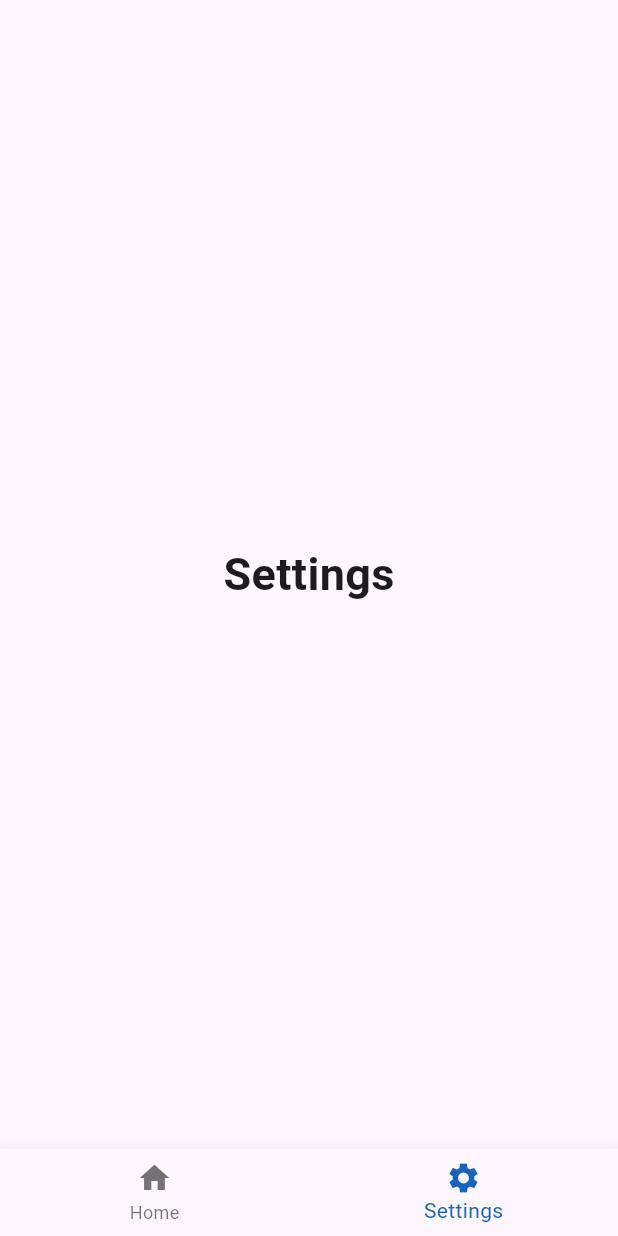
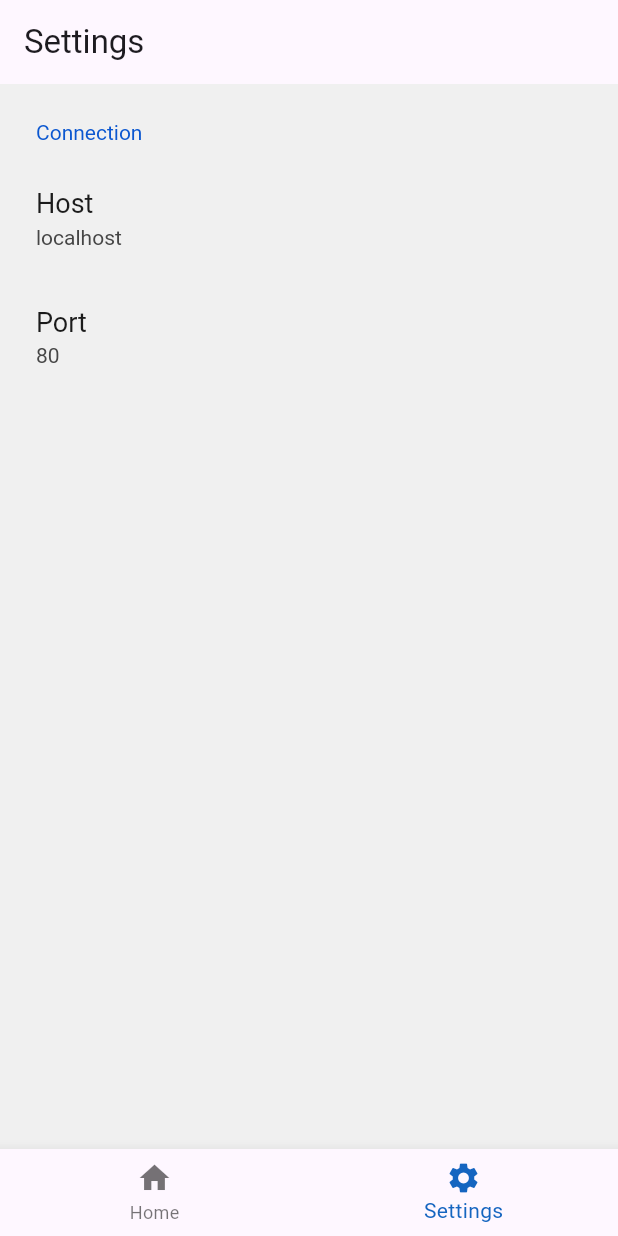
Before and after one commit to scareyo/buzzer-frontend, a Flutter app: the screen it shows after launch, item 2 of the bottom bar chosen, on a phone screen of 412 x 824 dp. Run offline on Flutter 3.47's test engine with Material 2 defaults, Android fonts, the phone set to English and light mode, and no system bars; drawn by our look-alikes of settings_ui; our stand-ins replace adaptive_dialog; missing offline and left inert: grpc.

Commit message:
Add host and port to settings page

```diff
--- a/lib/screens/navigation.dart
+++ b/lib/screens/navigation.dart
@@ -1,6 +1,7 @@
 import 'package:flutter/material.dart';
 
 import 'package:buzzer/screens/buzzer.dart';
+import 'package:buzzer/screens/settings.dart';
 
 class Navigation extends StatefulWidget {
   const Navigation({super.key});
@@ -17,10 +18,7 @@ class _NavigationState extends State<Navigation> {
     BuzzerPage(
       title: "Buzzer"
     ),
-    Text(
-      'Settings',
-      style: optionStyle,
-    ),
+    SettingsPage(),
   ];
 
   void _onItemTapped(int index) {
--- /dev/null
+++ b/lib/screens/settings.dart
@@ -0,0 +1,78 @@
+import 'package:flutter/material.dart';
+
+import 'package:settings_ui/settings_ui.dart';
+import 'package:adaptive_dialog/adaptive_dialog.dart';
+
+class SettingsPage extends StatefulWidget {
+  const SettingsPage({super.key});
+
+  @override
+  State<SettingsPage> createState() => _SettingsPageState();
+}
+
+class _SettingsPageState extends State<SettingsPage> {
+  String _host = 'localhost';
+  String _port = '80';
+
+  @override
+  Widget build(BuildContext context) {
+    return Scaffold(
+      appBar: AppBar(
+        // Here we take the value from the MyHomePage object that was created by
+        // the App.build method, and use it to set our appbar title.
+        title: Text("Settings"),
+      ),
+      body: SettingsList(
+        sections: [
+          SettingsSection(
+            title: Text('Connection'),
+            tiles: <SettingsTile>[
+              SettingsTile.navigation(
+                title: Text('Host'),
+                value: Text(_host),
+                onPressed: (context) async {
+                  final input = await showTextInputDialog(
+                    context: context,
+                    textFields: const [
+                      DialogTextField(
+                        keyboardType: TextInputType.url,
+                      ),
+                    ],
+                    title: 'Host',
+                  );
+
+                  if (input != null) {
+                    setState(() {
+                      _host = input[0];
+                    });
+                  }
+                }
+              ),
+              SettingsTile.navigation(
+                title: Text('Port'),
+                value: Text(_port),
+                onPressed: (context) async {
+                  final input = await showTextInputDialog(
+                    context: context,
+                    textFields: const [
+                      DialogTextField(
+                        keyboardType: TextInputType.number,
+                      ),
+                    ],
+                    title: 'Port',
+                  );
+
+                  if (input != null) {
+                    setState(() {
+                      _port = input[0];
+                    });
+                  }
+                },
+              ),
+            ],
+          ),
+        ],
+      ),
+    );
+  }
+}
--- a/pubspec.yaml
+++ b/pubspec.yaml
@@ -37,6 +37,8 @@ dependencies:
   # Use with the CupertinoIcons class for iOS style icons.
   cupertino_icons: ^1.0.2
   grpc: ^3.0.2
+  settings_ui: ^2.0.2
+  adaptive_dialog: ^1.8.2
 
 dev_dependencies:
   flutter_test:
```
Also changed, not shown: pubspec.lock.
